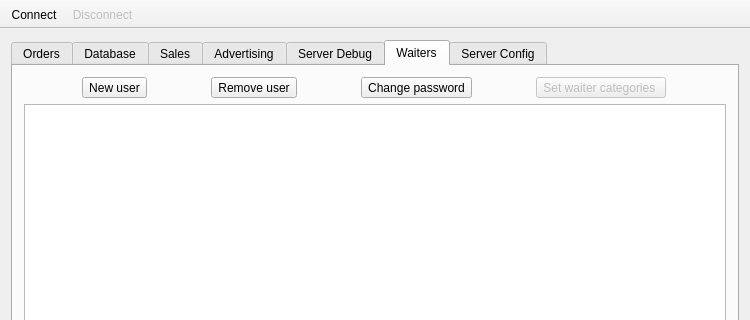
Qt form admin/ui/mainwindow.ui (Mateus224/rotable) before a commit; both pictures show x 0 to 750 and y 0 to 320 of the 750 by 650 pixel window.
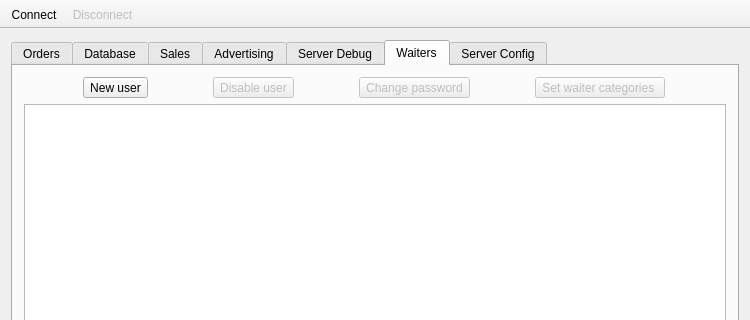
The same form after that commit. Icons and pictures are not drawn. Custom widgets are drawn as their Qt base class.

Commit message: Update QToolButtons enable depend of user

Diff of the .ui file:
```diff
--- a/admin/ui/mainwindow.ui
+++ b/admin/ui/mainwindow.ui
@@ -612,12 +612,15 @@
            </widget>
           </item>
           <item>
-           <widget class="QToolButton" name="_toolButtonRemoveUser">
+           <widget class="QToolButton" name="_toolButtonChangeStatusUser">
+            <property name="enabled">
+             <bool>false</bool>
+            </property>
             <property name="locale">
              <locale language="English" country="UnitedStates"/>
             </property>
             <property name="text">
-             <string>Remove user</string>
+             <string>Disable user</string>
             </property>
             <property name="icon">
              <iconset resource="../resources/resources.qrc">
@@ -630,6 +633,9 @@
           </item>
           <item>
            <widget class="QToolButton" name="_toolButtonChangePassword">
+            <property name="enabled">
+             <bool>false</bool>
+            </property>
             <property name="locale">
              <locale language="English" country="UnitedStates"/>
             </property>
```
The commit also changes 5 other files.
